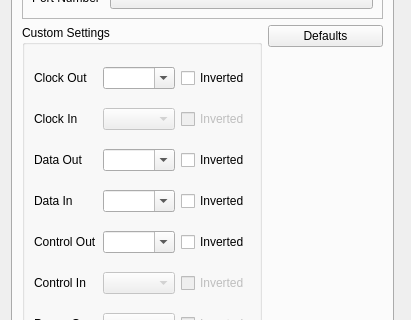
First picture: the form in SrcPony/forms/e2dlg.ui, repository lancos/ponyprog, before the edit; both pictures show x 0 to 411 and y 97 to 417 of the 411 by 550 pixel window.
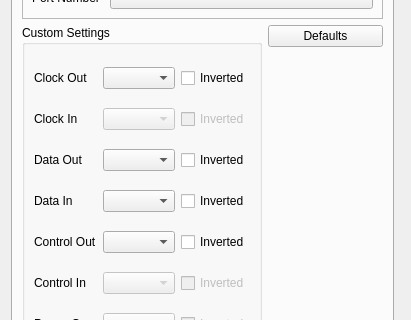
Second picture: the form after the edit.

Patch:
```diff
--- a/SrcPony/forms/e2dlg.ui
+++ b/SrcPony/forms/e2dlg.ui
@@ -834,10 +834,7 @@
                <string/>
               </property>
               <property name="editable">
-               <bool>true</bool>
-              </property>
-              <property name="currentText">
-               <string/>
+               <bool>false</bool>
               </property>
              </widget>
             </item>
@@ -890,10 +887,7 @@
             <item>
              <widget class="QComboBox" name="cbxDataOutGPIO">
               <property name="editable">
-               <bool>true</bool>
-              </property>
-              <property name="currentText">
-               <string/>
+               <bool>false</bool>
               </property>
              </widget>
             </item>
@@ -918,10 +912,7 @@
             <item>
              <widget class="QComboBox" name="cbxDataInGPIO">
               <property name="editable">
-               <bool>true</bool>
-              </property>
-              <property name="currentText">
-               <string/>
+               <bool>false</bool>
               </property>
              </widget>
             </item>
@@ -946,10 +937,7 @@
             <item>
              <widget class="QComboBox" name="cbxControlOutGPIO">
               <property name="editable">
-               <bool>true</bool>
-              </property>
-              <property name="currentText">
-               <string/>
+               <bool>false</bool>
               </property>
              </widget>
             </item>
```
